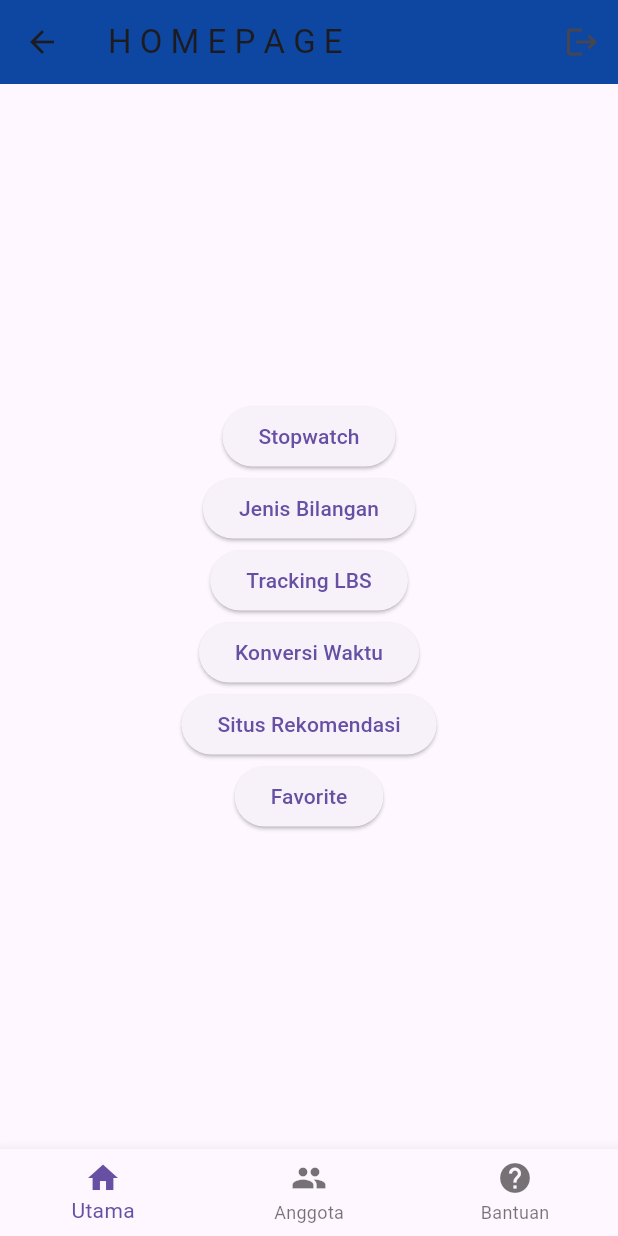
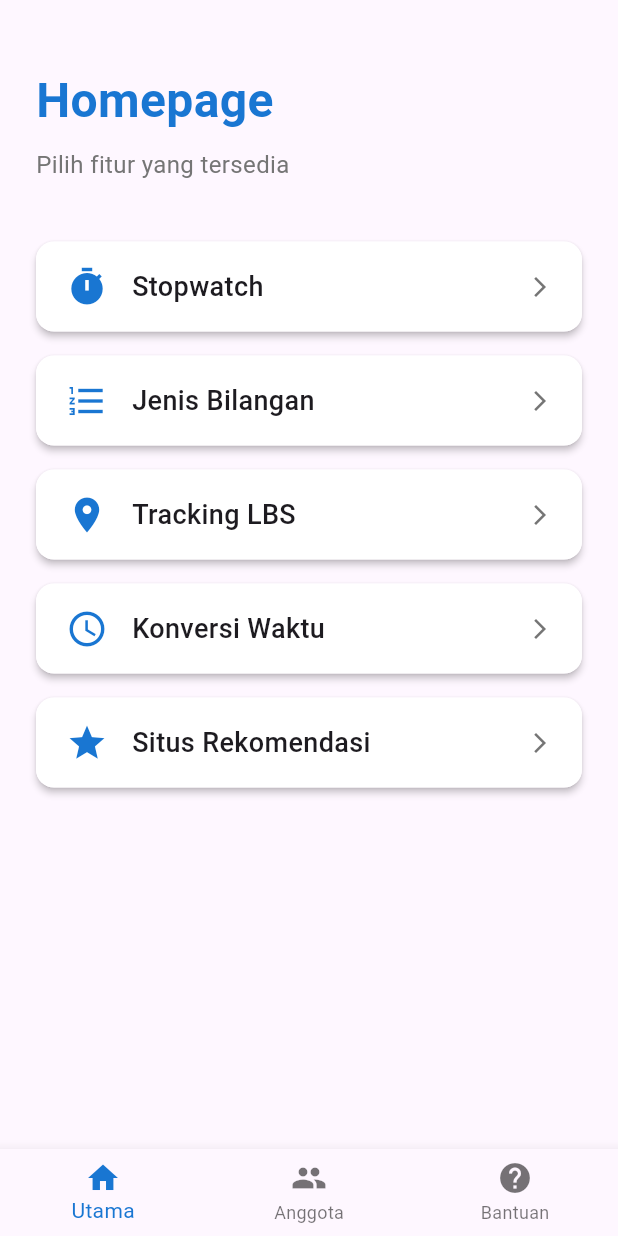
Before and after one commit to Arvidion/TPM_Tugas3, a Flutter app: the HomePage screen opened by its route, on a phone screen of 412 x 824 dp. Run offline on Flutter 3.47's test engine with Material 3 defaults, Android fonts, the phone set to English and light mode, and no system bars; our stand-ins replace flutter_map, geolocator, latlong2, shared_preferences; accounts and stored records are empty.

Commit message:
Update homepage.dart

```diff
--- a/tugaskelompok/lib/homepage.dart
+++ b/tugaskelompok/lib/homepage.dart
@@ -4,73 +4,102 @@ import 'package:tugaskelompok/konversiwaktu.dart';
 import 'package:tugaskelompok/situsrekomendasi.dart';
 import 'package:tugaskelompok/trackinglbs.dart';
 import 'stopwatch.dart';
-import 'package:tugaskelompok/loginpage.dart';
-import 'package:tugaskelompok/session.dart';
 
 class HomePage extends StatelessWidget {
   const HomePage({super.key});
 
-  void navigate(BuildContext context, String route) {
-    Navigator.pushNamed(context, route);
-  }
-
-  void _logout(BuildContext context) async {
-    await SessionManager.clearLoginSession();
-    Navigator.pushReplacement(
-      context,
-      MaterialPageRoute(builder: (context) => LoginPage()),
-    );
-  }
-
   @override
   Widget build(BuildContext context) {
     return Scaffold(
-      appBar: AppBar(
-        title: Text("H O M E P A G E"),
-        backgroundColor: Colors.blue[900],
-        actions: [
-          IconButton(
-            icon: Icon(Icons.logout),
-            onPressed: () => _logout(context),
-          )
-        ],
-      ),
-      body: Center(
-        child: Column(
-          mainAxisAlignment: MainAxisAlignment.center,
-          children: [
-            ElevatedButton(
-                onPressed: () => Navigator.push(context,
-                    MaterialPageRoute(builder: (context) => StopwatchPage())),
-                child: Text("Stopwatch")),
-            ElevatedButton(
-                onPressed: () => Navigator.push(context,
-                    MaterialPageRoute(builder: (context) => NumberTypePage())),
-                child: Text("Jenis Bilangan")),
-            ElevatedButton(
-                onPressed: () => Navigator.push(context,
-                    MaterialPageRoute(builder: (context) => TrackingLBSPage())),
-                child: Text("Tracking LBS")),
-            ElevatedButton(
-                onPressed: () => Navigator.push(
-                    context,
-                    MaterialPageRoute(
-                        builder: (context) => KonversiWaktuPage())),
-                child: Text("Konversi Waktu")),
-            ElevatedButton(
-                onPressed: () => Navigator.push(
-                    context,
-                    MaterialPageRoute(
-                        builder: (context) => SitusRekomendasi())),
-                child: Text("Situs Rekomendasi")),
-            ElevatedButton(
-                onPressed: () => navigate(context, '/favorite'),
-                child: Text("Favorite")),
-          ],
+      body: SafeArea(
+        child: Padding(
+          padding: const EdgeInsets.all(24.0),
+          child: Column(
+            crossAxisAlignment: CrossAxisAlignment.start,
+            children: [
+              const SizedBox(height: 20),
+              // Header section with style similar to login page
+              Text(
+                'Homepage',
+                style: TextStyle(
+                  fontSize: 32,
+                  fontWeight: FontWeight.bold,
+                  color: Colors.blue[700],
+                ),
+              ),
+              const SizedBox(height: 8),
+              Text(
+                'Pilih fitur yang tersedia',
+                style: TextStyle(
+                  fontSize: 16,
+                  color: Colors.grey[600],
+                ),
+              ),
+              const SizedBox(height: 40),
+
+              // Menu buttons with style similar to login button
+              Expanded(
+                child: ListView(
+                  children: [
+                    _buildMenuButton(
+                      context: context,
+                      title: 'Stopwatch',
+                      icon: Icons.timer,
+                      onTap: () => Navigator.push(
+                        context,
+                        MaterialPageRoute(builder: (context) => StopwatchPage()),
+                      ),
+                    ),
+                    const SizedBox(height: 16),
+                    _buildMenuButton(
+                      context: context,
+                      title: 'Jenis Bilangan',
+                      icon: Icons.format_list_numbered,
+                      onTap: () => Navigator.push(
+                        context,
+                        MaterialPageRoute(builder: (context) => NumberTypePage()),
+                      ),
+                    ),
+                    const SizedBox(height: 16),
+                    _buildMenuButton(
+                      context: context,
+                      title: 'Tracking LBS',
+                      icon: Icons.location_on,
+                      onTap: () => Navigator.push(
+                        context,
+                        MaterialPageRoute(builder: (context) => TrackingLBSPage()),
+                      ),
+                    ),
+                    const SizedBox(height: 16),
+                    _buildMenuButton(
+                      context: context,
+                      title: 'Konversi Waktu',
+                      icon: Icons.access_time,
+                      onTap: () => Navigator.push(
+                        context,
+                        MaterialPageRoute(builder: (context) => KonversiWaktuPage()),
+                      ),
+                    ),
+                    const SizedBox(height: 16),
+                    _buildMenuButton(
+                      context: context,
+                      title: 'Situs Rekomendasi',
+                      icon: Icons.star,
+                      onTap: () => Navigator.push(
+                        context,
+                        MaterialPageRoute(builder: (context) => SitusRekomendasi()),
+                      ),
+                    ),
+                  ],
+                ),
+              ),
+            ],
+          ),
         ),
       ),
       bottomNavigationBar: BottomNavigationBar(
         currentIndex: 0, // default ke Home
+        selectedItemColor: Colors.blue[700],
         items: const [
           BottomNavigationBarItem(icon: Icon(Icons.home), label: 'Utama'),
           BottomNavigationBarItem(icon: Icon(Icons.group), label: 'Anggota'),
@@ -92,4 +121,50 @@ class HomePage extends StatelessWidget {
       ),
     );
   }
+
+  Widget _buildMenuButton({
+    required BuildContext context,
+    required String title,
+    required IconData icon,
+    required VoidCallback onTap,
+  }) {
+    return Material(
+      borderRadius: BorderRadius.circular(12),
+      elevation: 2,
+      child: InkWell(
+        onTap: onTap,
+        borderRadius: BorderRadius.circular(12),
+        child: Container(
+          padding: const EdgeInsets.symmetric(vertical: 16, horizontal: 20),
+          decoration: BoxDecoration(
+            color: Colors.white,
+            borderRadius: BorderRadius.circular(12),
+          ),
+          child: Row(
+            children: [
+              Icon(
+                icon,
+                size: 28,
+                color: Colors.blue[700],
+              ),
+              const SizedBox(width: 16),
+              Text(
+                title,
+                style: const TextStyle(
+                  fontSize: 18,
+                  fontWeight: FontWeight.w500,
+                ),
+              ),
+              const Spacer(),
+              Icon(
+                Icons.arrow_forward_ios,
+                size: 16,
+                color: Colors.grey[600],
+              ),
+            ],
+          ),
+        ),
+      ),
+    );
+  }
 }
```
